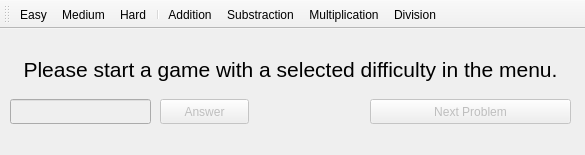
Qt form Math_Game/mainwindow.ui (JayHacks2017-SC-BI-TD-BQ/Math-Game) before a commit.
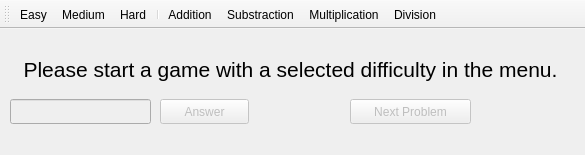
The same form after that commit.

Commit message: GitEZPush.sh

```diff
--- a/Math_Game/mainwindow.ui
+++ b/Math_Game/mainwindow.ui
@@ -72,7 +72,7 @@
      <rect>
       <x>260</x>
       <y>70</y>
-      <width>101</width>
+      <width>81</width>
       <height>21</height>
      </rect>
     </property>
@@ -86,9 +86,9 @@
     </property>
     <property name="geometry">
      <rect>
-      <x>370</x>
+      <x>350</x>
       <y>70</y>
-      <width>201</width>
+      <width>121</width>
       <height>25</height>
      </rect>
     </property>
```
The commit also changes 1 other file.
